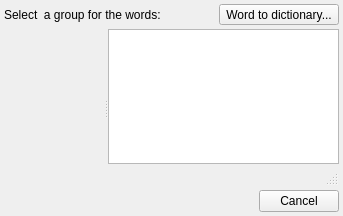
Old version of the form wordtogroupform.ui in the repository z1dev/zkanji.
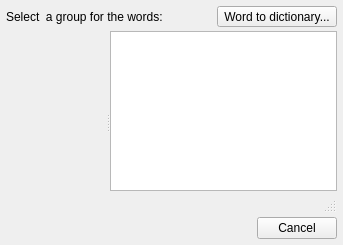
New version of the form. Icons and pictures are not drawn. Custom widgets are drawn as their Qt base class.

Commit message: * Changed some layouting in the word to group and kanji to group dialogs.

Diff of the .ui file:
```diff
--- a/wordtogroupform.ui
+++ b/wordtogroupform.ui
@@ -7,28 +7,28 @@
     <x>0</x>
     <y>0</y>
     <width>343</width>
-    <height>216</height>
+    <height>245</height>
    </rect>
   </property>
   <property name="windowTitle">
    <string>zkanji - Select word group</string>
   </property>
   <widget class="QWidget" name="centralwidget">
-   <layout class="QVBoxLayout" name="verticalLayout" stretch="0,1,0">
+   <layout class="QVBoxLayout" name="verticalLayout">
     <property name="spacing">
      <number>4</number>
     </property>
     <property name="leftMargin">
-     <number>4</number>
+     <number>6</number>
     </property>
     <property name="topMargin">
-     <number>4</number>
+     <number>6</number>
     </property>
     <property name="rightMargin">
-     <number>4</number>
+     <number>6</number>
     </property>
     <property name="bottomMargin">
-     <number>4</number>
+     <number>6</number>
     </property>
     <item>
      <layout class="QHBoxLayout" name="horizontalLayout_2">
@@ -49,8 +49,8 @@
         </property>
         <property name="sizeHint" stdset="0">
          <size>
-          <width>178</width>
-          <height>13</height>
+          <width>5</width>
+          <height>5</height>
          </size>
         </property>
        </spacer>
@@ -82,6 +82,12 @@
     </item>
     <item>
      <widget class="QSplitter" name="splitter">
+      <property name="sizePolicy">
+       <sizepolicy hsizetype="Expanding" vsizetype="Expanding">
+        <horstretch>0</horstretch>
+        <verstretch>0</verstretch>
+       </sizepolicy>
+      </property>
       <property name="orientation">
        <enum>Qt::Horizontal</enum>
       </property>
```
The commit also changes 5 other files.
